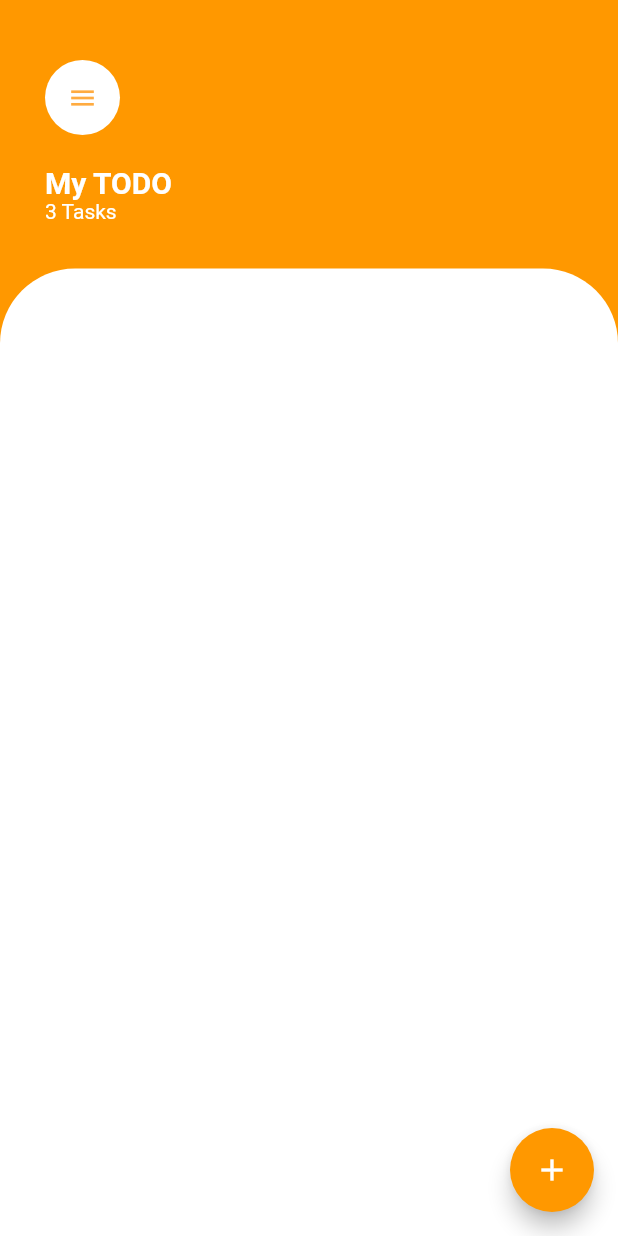
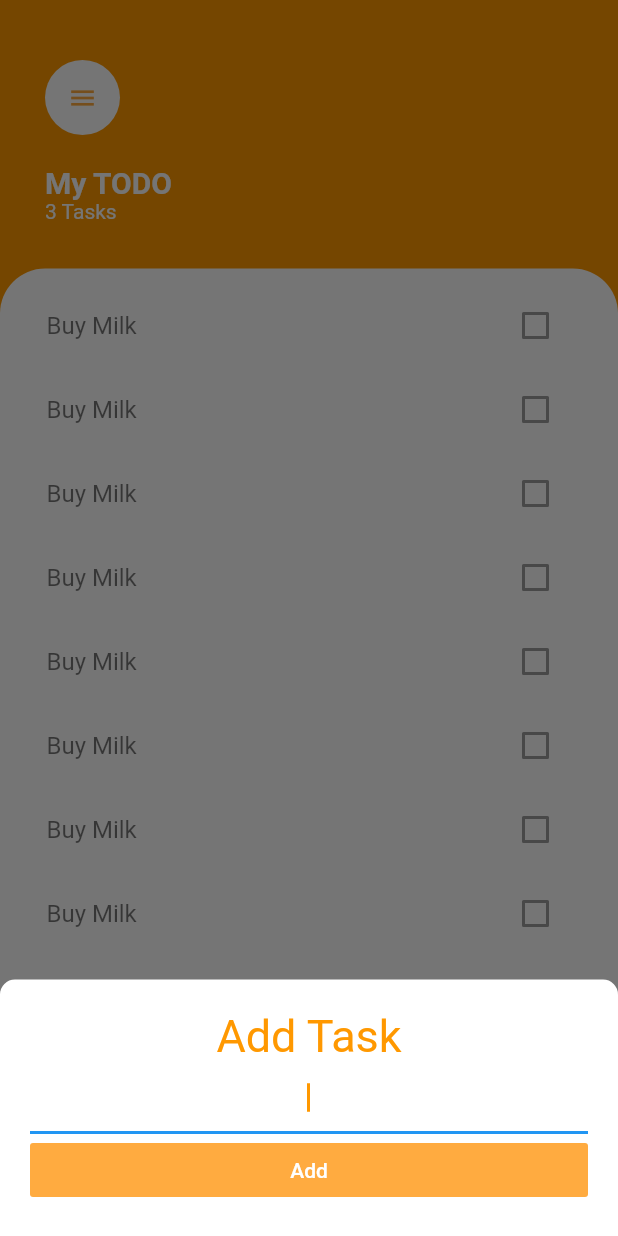
Before and after one commit to kanikapoor-dot/mytodo, a Flutter app: the screen it shows after launch, after a tap on the "add" icon, on a phone screen of 412 x 824 dp. Run offline on Flutter 3.47's test engine with Material 2 defaults, Android fonts, the phone set to English and light mode, and no system bars.

Commit message:
added bottom sheet

```diff
--- /dev/null
+++ b/lib/screens/bottomsheetscreen.dart
@@ -0,0 +1,36 @@
+import 'package:flutter/cupertino.dart';
+import 'package:flutter/material.dart';
+
+class TaskScreenBottomSheet extends StatelessWidget {
+  @override
+  Widget build(BuildContext context) {
+    return Container(
+      padding: EdgeInsets.all(20.0),
+      child: Column(
+        crossAxisAlignment: CrossAxisAlignment.stretch,
+        children: <Widget>[
+          Text(
+            'Add Task',
+            textAlign: TextAlign.center,
+            style: TextStyle(
+              color: Colors.orange,
+              fontSize: 30.0,
+            ),
+          ),
+          TextField(
+            style: TextStyle(color: Colors.orangeAccent),
+            textAlign: TextAlign.center,
+            cursorColor: Colors.orange,
+            autofocus: true,
+          ),
+          FlatButton(
+            onPressed: () {},
+            color: Colors.orangeAccent,
+            textColor: Colors.white,
+            child: Text('Add'),
+          )
+        ],
+      ),
+    );
+  }
+}
--- a/lib/screens/taskscreen.dart
+++ b/lib/screens/taskscreen.dart
@@ -1,5 +1,7 @@
 import 'package:flutter/cupertino.dart';
 import 'package:flutter/material.dart';
+import 'package:mytodo/widgets/tasklist.dart';
+import 'package:mytodo/screens/bottomsheetscreen.dart';
 
 class TasksScreen extends StatelessWidget {
   @override
@@ -10,7 +12,24 @@ class TasksScreen extends StatelessWidget {
         backgroundColor: Colors.orange,
         child: Icon(Icons.add),
         onPressed: () {
-
+          showModalBottomSheet(
+            context: context,
+            isScrollControlled: true,
+            builder: (context) => SingleChildScrollView(
+              child: Container(
+                padding: EdgeInsets.only(
+                  bottom: MediaQuery.of(context).viewInsets.bottom,
+                ),
+                child: TaskScreenBottomSheet(),
+              ),
+            ),
+            shape: RoundedRectangleBorder(
+              borderRadius: BorderRadius.only(
+                  topLeft: Radius.circular(10.0),
+                  topRight: Radius.circular(10.0)),
+            ),
+            backgroundColor: Colors.white,
+          );
         },
       ),
       body: SafeArea(
@@ -56,12 +75,14 @@ class TasksScreen extends StatelessWidget {
             ),
             Expanded(
               child: Container(
+                padding: EdgeInsets.symmetric(horizontal: 15.0, vertical: 10.0),
                 decoration: BoxDecoration(
                   color: Colors.white,
                   borderRadius: BorderRadius.only(
-                      topLeft: Radius.circular(50.0),
-                      topRight: Radius.circular(50.0)),
+                      topLeft: Radius.circular(30.0),
+                      topRight: Radius.circular(30.0)),
                 ),
+                child: TaskList(),
               ),
             ),
           ],
--- /dev/null
+++ b/lib/widgets/tasklist.dart
@@ -0,0 +1,24 @@
+import 'package:flutter/material.dart';
+import 'package:mytodo/widgets/tasktile.dart';
+
+class TaskList extends StatelessWidget {
+  @override
+  Widget build(BuildContext context) {
+    return ListView(
+      children: <Widget>[
+        TaskTile(),
+        TaskTile(),
+        TaskTile(),
+        TaskTile(),
+        TaskTile(),
+        TaskTile(),
+        TaskTile(),
+        TaskTile(),
+        TaskTile(),
+        TaskTile(),
+        TaskTile(),
+        TaskTile(),
+      ],
+    );
+  }
+}
--- /dev/null
+++ b/lib/widgets/tasktile.dart
@@ -0,0 +1,14 @@
+import 'package:flutter/material.dart';
+
+class TaskTile extends StatelessWidget {
+  @override
+  Widget build(BuildContext context) {
+    return ListTile(
+      title: Text(
+        'Buy Milk',
+        style: TextStyle(color: Colors.black54),
+      ),
+      trailing: Checkbox(value: false),
+    );
+  }
+}
```
